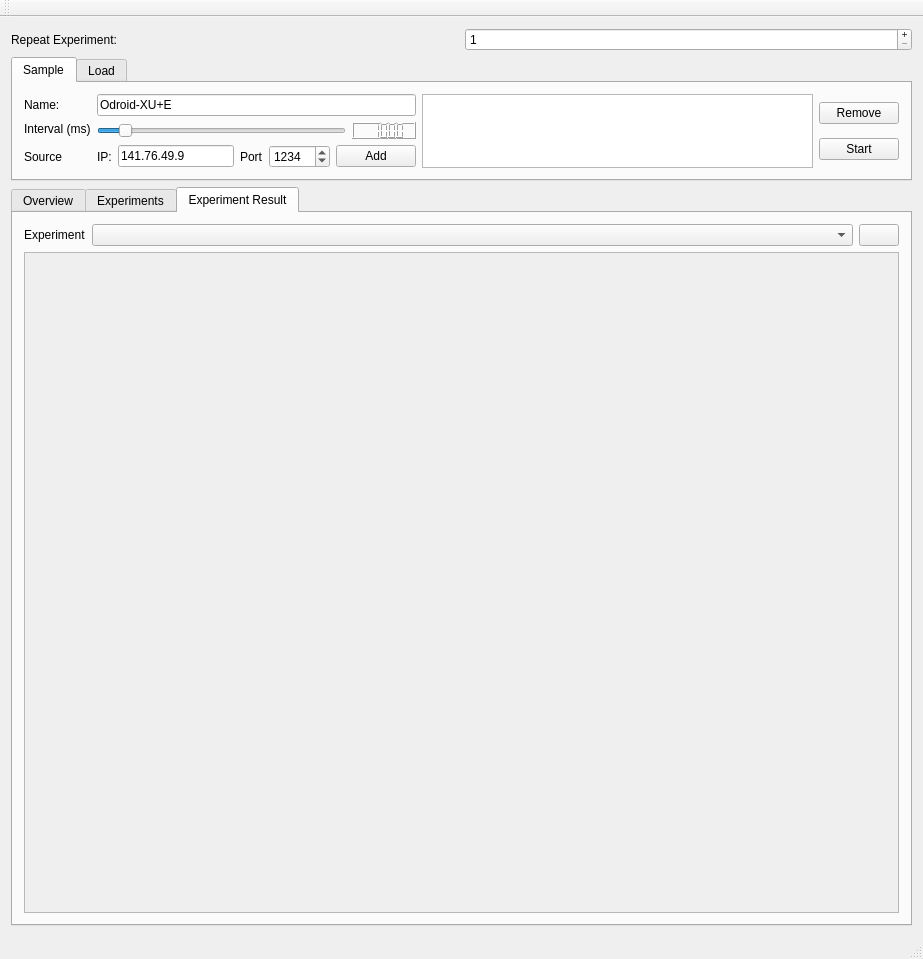
The window that odroidreader.ui (TUD-OS/OdroidReader) describes before a commit, drawn with Qt 5.
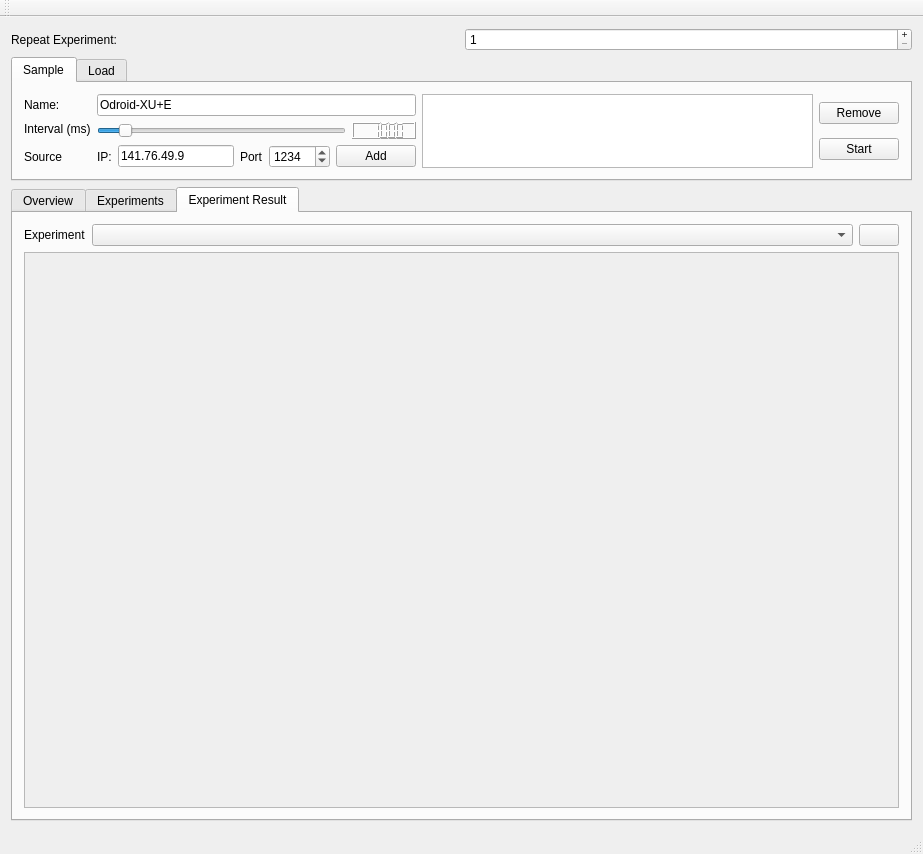
The same window after the commit. The open tabs and pages were chosen to show the change. Icons and pictures are not drawn. Custom widgets are drawn as their Qt base class.

Patch:
```diff
--- a/odroidreader.ui
+++ b/odroidreader.ui
@@ -247,7 +247,7 @@
     <item>
      <widget class="QTabWidget" name="expResult">
       <property name="sizePolicy">
-       <sizepolicy hsizetype="Expanding" vsizetype="MinimumExpanding">
+       <sizepolicy hsizetype="Expanding" vsizetype="Expanding">
         <horstretch>0</horstretch>
         <verstretch>0</verstretch>
        </sizepolicy>
@@ -624,7 +624,7 @@
                <x>0</x>
                <y>0</y>
                <width>891</width>
-               <height>569</height>
+               <height>461</height>
               </rect>
              </property>
              <layout class="QVBoxLayout" name="verticalLayout_7"/>
```
Left out of the diff: 18 changed lines with no effect on the pictures.
